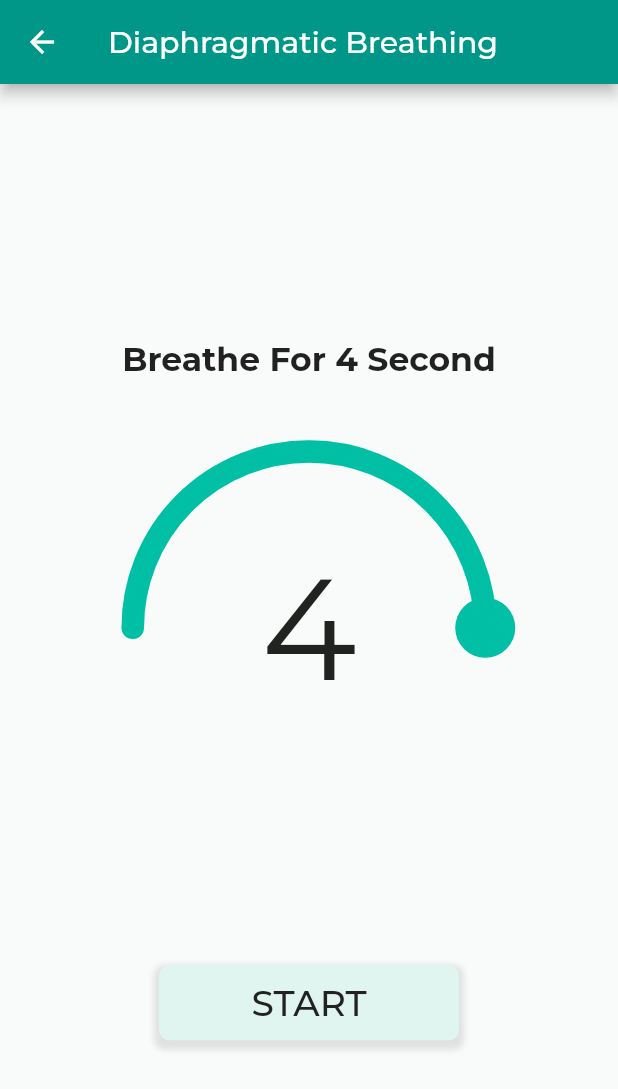
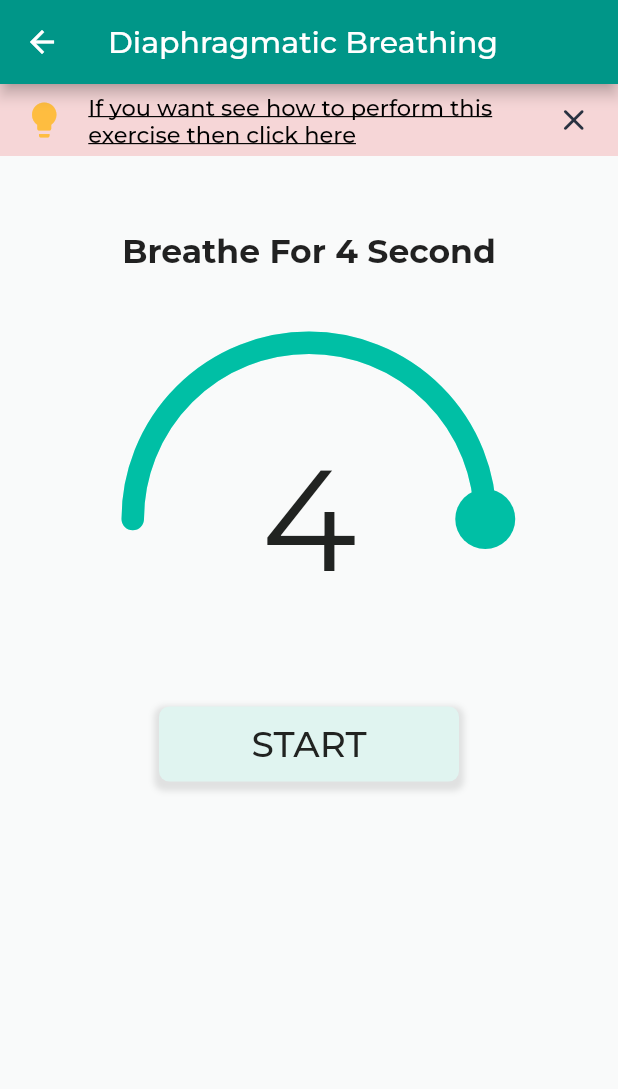
Before and after one commit to SIH-Team-Epione/Flutter-app-Epione, a Flutter app: the DiaphragmScreen screen opened by its route, on a phone screen of 412 x 824 dp. Shown: the top 1089 px of the screen. Run offline on Flutter 3.47's test engine with Material 2 defaults, Android fonts, the phone set to English and light mode, and no system bars; drawn by our look-alikes of sleek_circular_slider; our stand-ins replace assets_audio_player, audioplayers, carousel_slider, firebase_auth, firebase_core, firebase_database and 13 more; missing offline and left inert: agora_rtc_engine, dialogflow_grpc, flutter_dnd, flutter_email_sender, heart_bpm, maps_launcher and 3 more; accounts and stored records are empty; project files that could hold a hidden picture were left out.

Commit message:
git commit -m"added how diaphragmatic breathing works video"

```diff
--- a/lib/screens/mental_health/diaphr_breathing.dart
+++ b/lib/screens/mental_health/diaphr_breathing.dart
@@ -1,8 +1,10 @@
 import 'package:flutter/material.dart';
+import 'package:flutter/gestures.dart';
 import 'dart:async';
 import 'package:flutter/cupertino.dart';
 import 'package:flutter/material.dart';
 import 'package:flutter/services.dart';
+import 'diap_help.dart';
 
 import '../color_pomo/colors.dart';
 import 'package:sleek_circular_slider/sleek_circular_slider.dart';
@@ -15,6 +17,7 @@ class DiaphragmScreen extends StatefulWidget {
 }
 int a=0;
 double z=4;
+bool _isVisible = true;
 String text='Breathe For 4 Second';
 class _DiaphragmScreenState extends State<DiaphragmScreen> {
   double defaultValue = 4;
@@ -91,18 +94,79 @@ class _DiaphragmScreenState extends State<DiaphragmScreen> {
       appBar: AppBar(
         title:const Text("Diaphragmatic Breathing"),
       ),
-      body: SafeArea(
+      body: Column(
+        children: [
+        Visibility(
+        visible: _isVisible,
+        child: Dismissible(
+          key: Key('tips'),
           child: Container(
+            color: Color(0xFFF6D6D7),
+            child: Row(
+              children: <Widget> [
+                Expanded(
+                  flex: 2,
+                  // padding: const EdgeInsets.fromLTRB(5.0, 2.0, 0.0, 2.0),
+                  child: Icon(
+                    Icons.lightbulb,
+                    color: Color(0xFFFEBD40),
+                    size: 28.0,
+                  ),
+                ),
+                Expanded(
+                  flex: 10,
+                  // padding: const EdgeInsets.fromLTRB(8.0, 2.0, 220.0, 2.0),
+                  child: RichText(
+                    text: TextSpan(
+                        text: 'If you want see how to perform this exercise then click here',
+                        // text: 'Tips to increase concentration',
+                        // children: [
+                        //   Container(padding: EdgeInsets.only(bottom: 5.0)),
+                        // ],
+                        style: TextStyle(
+                            fontSize: 15.0,
+                            fontFamily: 'Montserrat',
+                            fontWeight: FontWeight.w500,
+                            color: Colors.black,
+                            decoration: TextDecoration.underline,
+                            decorationThickness: 1.0
+                        ),
+                        recognizer: TapGestureRecognizer()
+                          ..onTap = () {
+                            Navigator.push(context,
+                              MaterialPageRoute(
+                                  builder: (context) => Diap_Help()),
+                            );
+                            print('I was clicked');
+                          }
+                    ),
+                  ),
+                ),
+                Expanded(
+                  flex: 2,
+                  child: IconButton(
+                    onPressed: () {
+                      setState(() {
+                        _isVisible = false;
+                      });
+                    },
+                    icon: Icon(Icons.close_rounded),
+                    color: Color(0xFF293241),
+                  ),
+                )
+              ],
+            ),
+          ),
+        ),
+      ),
+          Container(
             width: MediaQuery.of(context).size.width,
-          height: MediaQuery.of(context).size.height,
             padding: const EdgeInsets.symmetric(horizontal: 24, vertical: 10),
             child: Column(
               mainAxisAlignment: MainAxisAlignment.start,
               crossAxisAlignment: CrossAxisAlignment.start,
               children: <Widget>[
-
-              Expanded(
-                child: Column(
+                Column(
                   mainAxisAlignment: MainAxisAlignment.center,
                   crossAxisAlignment: CrossAxisAlignment.center,
                   mainAxisSize: MainAxisSize.max,
@@ -123,7 +187,6 @@ class _DiaphragmScreenState extends State<DiaphragmScreen> {
                     Center(
                       child: SizedBox(
                         width: 250,
-                        height: 250,
                         child: Stack(
                           children: [
 
@@ -186,9 +249,6 @@ class _DiaphragmScreenState extends State<DiaphragmScreen> {
                         ),
                       ),
                     ),
-                    const SizedBox(
-                      height: 100,
-                    ),
                     GestureDetector(
                       onTap: () {
                         setState(() {
@@ -242,10 +302,10 @@ class _DiaphragmScreenState extends State<DiaphragmScreen> {
                     ),
                   ],
                 ),
-              ),
               ],
             ),
           ),
+        ],
       ),
     );
   }
```
Also changed, not shown: lib/screens/mental_health/diap_help.dart (added, +93 -0 lines), pubspec.lock. Lines whose indentation alone changed are shown as unchanged.
